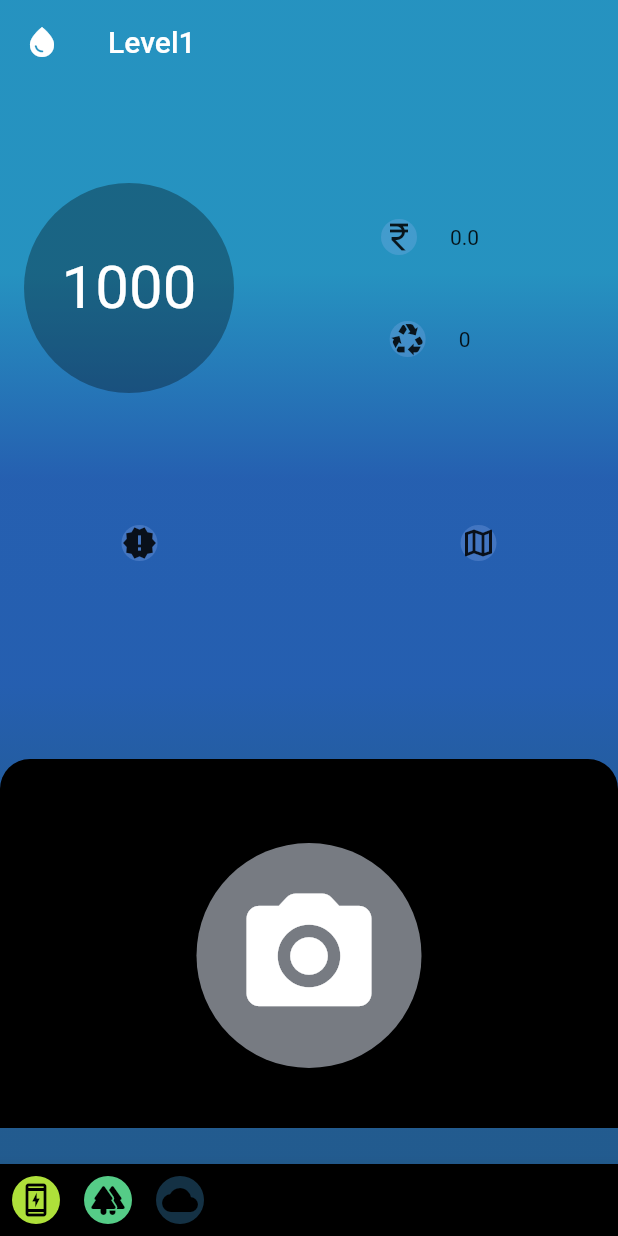
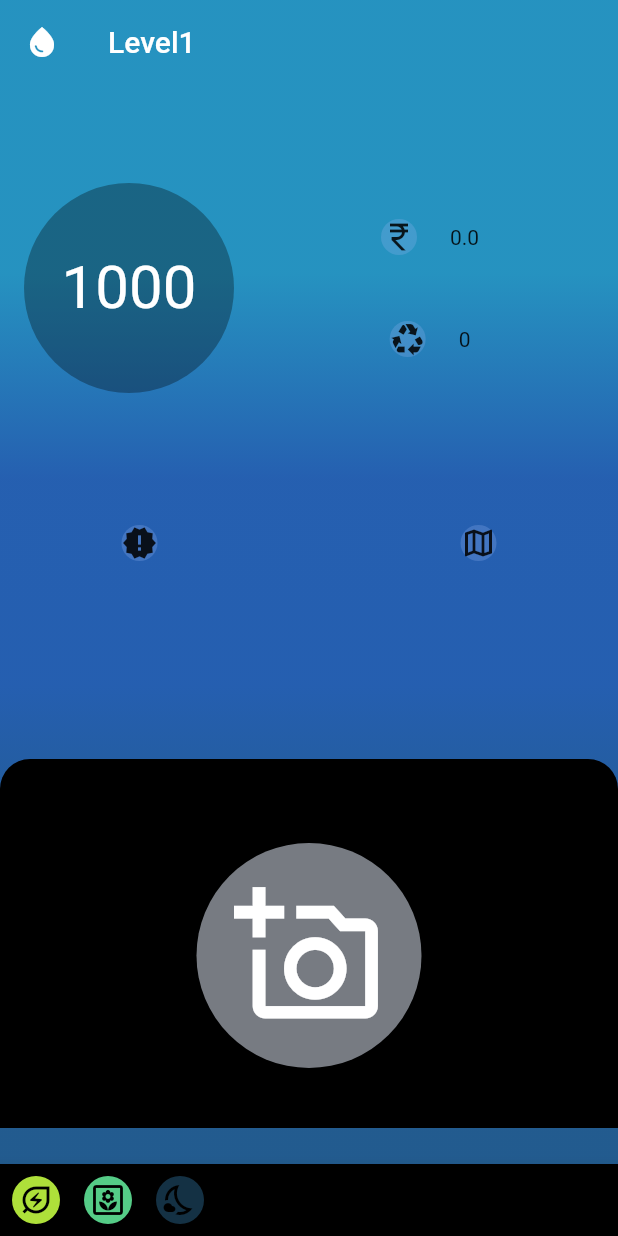
Before and after one commit to ashiq-firoz/Project_GDSC_2023, a Flutter app: the GreenScreen screen opened directly, after a tap on the "water drop" icon, on a phone screen of 412 x 824 dp. Run offline on Flutter 3.47's test engine with Material 2 defaults, Android fonts, the phone set to English and light mode, and no system bars; our stand-ins replace image_picker; missing offline and left inert: tflite.

Commit message:
hari update

```diff
--- a/lib/Presentation/Icons/icons.dart
+++ b/lib/Presentation/Icons/icons.dart
@@ -1,11 +1,10 @@
 import 'package:flutter/material.dart';
-
-const camIcon = Icons.camera_alt_rounded;
+const camIcon = Icons.add_a_photo_outlined;
 
 const blueLogo = Icons.water_drop;
-const greenLogo = Icons.forest_rounded;
-const yellowLogo = Icons.charging_station_outlined;
-const weatherLogo = Icons.cloud;
+const greenLogo = Icons.yard_outlined;
+const yellowLogo = Icons.energy_savings_leaf_outlined;
+const weatherLogo = Icons.nights_stay_outlined;
 
 //widgets
 
@@ -44,7 +43,7 @@ class YourtreeIcon extends StatelessWidget {
   @override
   Widget build(BuildContext context) {
     return Icon(
-      Icons.forest_rounded,
+      Icons.nature_people,
       color: Colors.black,
       size: 120.0,
     );
```
Also changed, not shown: pubspec.lock.
